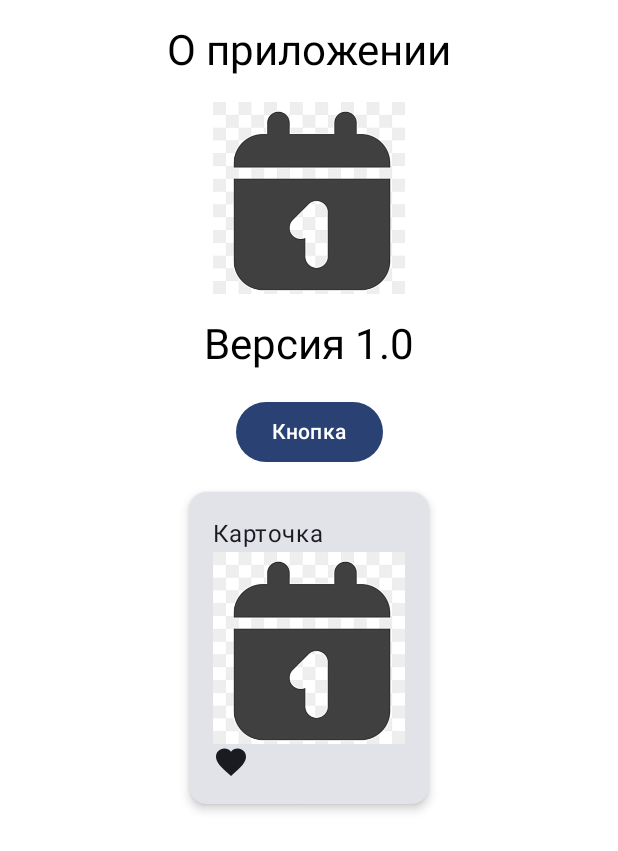
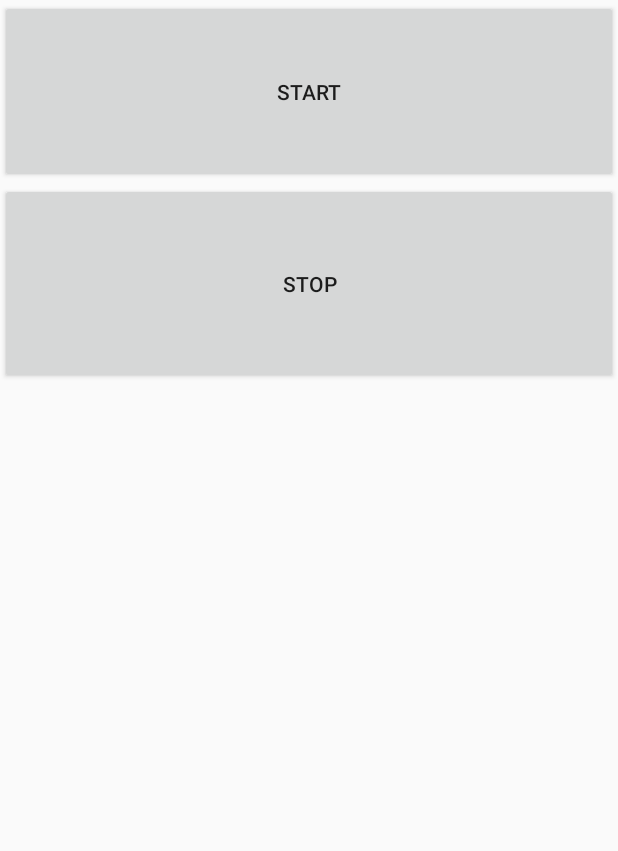
Before and after one commit to FrankCHL/WeatherApp, an Android app built with Jetpack Compose: the screen it shows after launch (MainActivity before the commit, TestActivity after it), on a phone screen of 412 x 824 dp. Shown: the top 851 px of the screen. Run offline under Robolectric (Android 15) with nearby library versions, the phone set to English and light mode, and no system bars.

Commit message:
Add: - new main class TestActivity.kt - new layout main_layout.xml - new scene + music just play it

```diff
--- a/app/build.gradle.kts
+++ b/app/build.gradle.kts
@@ -52,6 +52,7 @@ android {
 
 dependencies {
 
+    implementation(libs.androidx.appcompat)
     val paging_version = "3.2.1"
     val compose_version = "1.1.0"
 
--- a/app/src/main/AndroidManifest.xml
+++ b/app/src/main/AndroidManifest.xml
@@ -21,7 +21,7 @@
         android:theme="@style/Theme.WeatherApp"
         tools:targetApi="31">
         <activity
-            android:name=".MainActivity"
+            android:name=".TestActivity"
             android:exported="true"
             android:label="@string/app_name"
             android:theme="@style/Theme.WeatherApp">
--- a/app/src/main/java/com/meteo/programm/weatherapp/MainActivity.kt
+++ b/app/src/main/java/com/meteo/programm/weatherapp/MainActivity.kt
@@ -30,8 +30,11 @@ import androidx.compose.ui.res.painterResource
 import androidx.compose.ui.tooling.preview.Preview
 import androidx.compose.ui.unit.dp
 import com.meteo.programm.weatherapp.ui.theme.WeatherAppTheme
+import android.media.MediaPlayer
+import android.net.Uri
 
-open class MainActivity : ComponentActivity() {
+open class MainActivity : ComponentActivity()  {
+
     @OptIn(ExperimentalMaterial3Api::class)
     override fun onCreate(savedInstanceState: Bundle?) {
         super.onCreate(savedInstanceState)
@@ -53,6 +56,7 @@ open class MainActivity : ComponentActivity() {
 
     @Composable
     fun AboutScreen() {
+        var mp = MediaPlayer()
         Box(
             modifier = Modifier.fillMaxSize(),
             contentAlignment = Alignment.Center
@@ -66,13 +70,13 @@ open class MainActivity : ComponentActivity() {
                     horizontalAlignment = Alignment.CenterHorizontally
                 ) {
                     Text(
-                        text = "О приложении",
+                        text = "NEGRO COOL",
                         style = MaterialTheme.typography.headlineMedium,
                         color = Color.Black,
                         modifier = Modifier.padding(bottom = 16.dp)
                     )
                     Image(
-                        painter = painterResource(id = R.drawable.icon),
+                        painter = painterResource(id = R.drawable.shailushai),
                         contentDescription = null,
                         modifier = Modifier.size(128.dp)
                     )
@@ -86,8 +90,9 @@ open class MainActivity : ComponentActivity() {
                         modifier = Modifier.padding(top = 16.dp),
                         horizontalArrangement = Arrangement.Center
                     ) {
-                        Button(onClick = { /* Do something */ }) {
-                            Text("Кнопка")
+                        Button(onClick = {
+                        }) {
+                            Text("ШАЙЛУШАЙ")
                         }
                     }
                     Card(
@@ -101,7 +106,7 @@ open class MainActivity : ComponentActivity() {
                         ) {
                             Text("Карточка")
                             Image(
-                                painter = painterResource(id = R.drawable.icon),
+                                painter = painterResource(id = R.drawable.shailushai),
                                 contentDescription = null,
                                 modifier = Modifier.size(128.dp)
                             )
@@ -118,7 +123,4 @@ open class MainActivity : ComponentActivity() {
 @Composable
 fun AboutScreenPreview() {
     WeatherAppTheme {
-        AboutScreen()
-    }
-}
-}
+      AboutScreen()}}}
--- /dev/null
+++ b/app/src/main/java/com/meteo/programm/weatherapp/TestActivity.kt
@@ -0,0 +1,58 @@
+package com.meteo.programm.weatherapp
+
+import android.os.Bundle
+import android.os.PersistableBundle
+import androidx.appcompat.app.AppCompatActivity
+import androidx.activity.ComponentActivity
+import androidx.activity.compose.setContent
+import androidx.compose.foundation.Image
+import androidx.compose.foundation.layout.Arrangement
+import androidx.compose.foundation.layout.Box
+import androidx.compose.foundation.layout.Column
+import androidx.compose.foundation.layout.Row
+import androidx.compose.foundation.layout.fillMaxSize
+import androidx.compose.foundation.layout.padding
+import androidx.compose.foundation.layout.size
+import androidx.compose.material.icons.Icons
+import androidx.compose.material.icons.filled.Favorite
+import androidx.compose.material3.Button
+import androidx.compose.material3.Card
+import androidx.compose.material3.CardDefaults
+import androidx.compose.material3.ExperimentalMaterial3Api
+import androidx.compose.material3.Icon
+import androidx.compose.material3.MaterialTheme
+import androidx.compose.material3.Scaffold
+import androidx.compose.material3.Surface
+import androidx.compose.material3.Text
+import androidx.compose.runtime.Composable
+import androidx.compose.ui.Alignment
+import androidx.compose.ui.Modifier
+import androidx.compose.ui.graphics.Color
+import androidx.compose.ui.res.painterResource
+import androidx.compose.ui.tooling.preview.Preview
+import androidx.compose.ui.unit.dp
+import com.meteo.programm.weatherapp.ui.theme.WeatherAppTheme
+import android.media.MediaPlayer
+import android.net.Uri
+import android.widget.Button
+
+class TestActivity : ComponentActivity() {
+
+    override fun onCreate(savedInstanceState: Bundle?) {
+    super.onCreate(savedInstanceState)
+        setContentView(R.layout.main_layout)
+        var play=findViewById<Button>(R.id.play)
+        var stop=findViewById<Button>(R.id.stop)
+        var mp=MediaPlayer()
+        play.setOnClickListener {
+            mp.setDataSource(this, Uri.parse("android.resource://"+this.packageName+"/"+R.raw.shailushai))
+            mp.prepare()
+            mp.start()
+        }
+        stop.setOnClickListener {
+            mp.stop()
+            mp.release()
+            mp=MediaPlayer()
+        }
+    }
+}
--- /dev/null
+++ b/app/src/main/res/layout/main_layout.xml
@@ -0,0 +1,18 @@
+<?xml version="1.0" encoding="utf-8"?>
+<LinearLayout xmlns:android="http://schemas.android.com/apk/res/android"
+    android:orientation="vertical"
+    android:layout_width="match_parent"
+    android:layout_height="match_parent">
+
+    <Button
+        android:id="@+id/play"
+        android:layout_width="match_parent"
+        android:layout_height="122dp"
+        android:text="Start" />
+
+    <Button
+        android:id="@+id/stop"
+        android:layout_width="match_parent"
+        android:layout_height="134dp"
+        android:text="Stop" />
+</LinearLayout>
--- a/gradle/libs.versions.toml
+++ b/gradle/libs.versions.toml
@@ -11,6 +11,7 @@ compose-bom = "2023.03.00"
 accompanist = "0.32.0"
 coil = "2.2.2"
 koin = "3.5.0"
+appcompat = "1.6.1"
 
 [libraries]
 core-ktx = { group = "androidx.core", name = "core-ktx", version.ref = "core-ktx" }
@@ -71,6 +72,7 @@ paging-common = {group= "androidx.paging",name="paging-common-ktx",version="3.1.
 paging-runtime-ktx = {group= "androidx.paging",name="paging-runtime-ktx",version="3.1.0-alpha02"}
 room-ktx = {group= "androidx.room",name="room-ktx",version="2.4.0-beta01"}
 room-runtime = {group= "androidx.room",name="room-runtime",version="2.4.0-beta01"}
+androidx-appcompat = { group = "androidx.appcompat", name = "appcompat", version.ref = "appcompat" }
 
 [plugins]
 androidApplication = { id = "com.android.application", version.ref = "agp" }
```
Also changed, not shown: app/src/main/res/drawable/shailushai.png (added), 3 other files.
